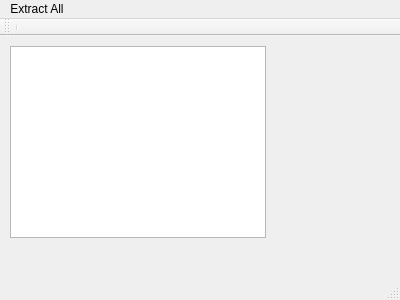
The window that Rehistoric/mainwindow.ui (Lauraxia/Rehistoric) describes before a commit, drawn with Qt 5.
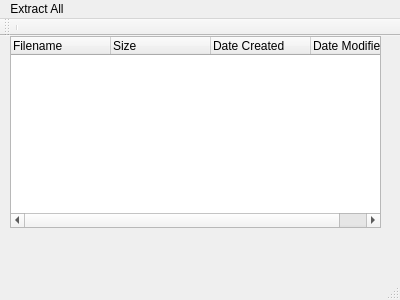
The same window after the commit.

Commit message: Added QTreeWidget mockup for displaying files from the archive.

Patch:
```diff
--- a/Rehistoric/mainwindow.ui
+++ b/Rehistoric/mainwindow.ui
@@ -27,15 +27,35 @@
      <string>TextLabel</string>
     </property>
    </widget>
-   <widget class="QTreeView" name="treeView">
+   <widget class="QTreeWidget" name="treeWidget">
     <property name="geometry">
      <rect>
       <x>10</x>
-      <y>10</y>
-      <width>256</width>
+      <y>0</y>
+      <width>371</width>
       <height>192</height>
      </rect>
     </property>
+    <column>
+     <property name="text">
+      <string>Filename</string>
+     </property>
+    </column>
+    <column>
+     <property name="text">
+      <string>Size</string>
+     </property>
+    </column>
+    <column>
+     <property name="text">
+      <string>Date Created</string>
+     </property>
+    </column>
+    <column>
+     <property name="text">
+      <string>Date Modified</string>
+     </property>
+    </column>
    </widget>
   </widget>
   <widget class="QMenuBar" name="menuBar">
```
The commit also changes 4 other files.
